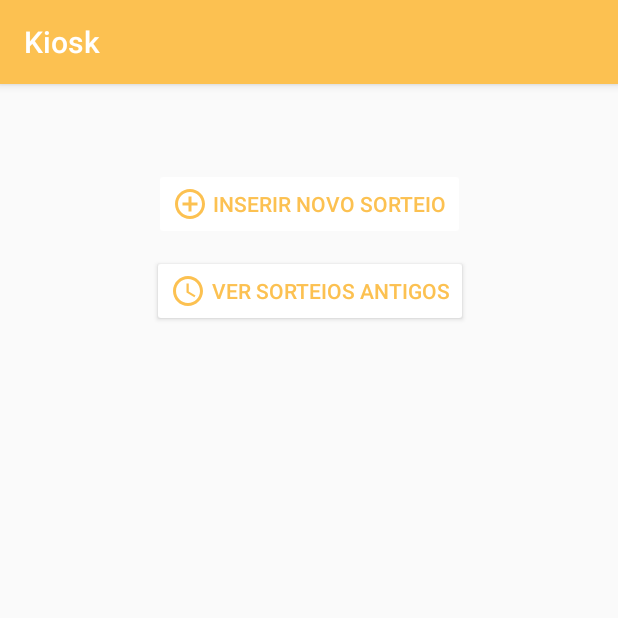
After one commit to GoncaloFerreira00/Raffle, an Android app: the Reserved screen opened directly, with no data from a screen before it, on a phone screen of 412 x 824 dp, the top half of it. The commit adds this screen. Run offline under Robolectric (Android 15) with nearby library versions, the phone set to English and light mode, and no system bars; our stand-ins replace Firebase (no records; nobody signed in at launch, a user with empty details on screens opened directly); libraries missing offline, so code that uses them is left out: com.example.tostas.

Commit message:
commit
oldraffles

```diff
--- /dev/null
+++ b/app/src/main/java/com/example/company/Reserved.java
@@ -0,0 +1,208 @@
+package com.example.company;
+
+import androidx.annotation.NonNull;
+import androidx.appcompat.app.AppCompatActivity;
+
+import android.app.Activity;
+import android.app.AlertDialog;
+import android.content.DialogInterface;
+import android.content.Intent;
+import android.os.AsyncTask;
+import android.os.Bundle;
+import android.text.InputType;
+import android.view.LayoutInflater;
+import android.view.MotionEvent;
+import android.view.View;
+import android.view.ViewGroup;
+import android.widget.AdapterView;
+import android.widget.ArrayAdapter;
+import android.widget.Button;
+import android.widget.EditText;
+import android.widget.ListView;
+import android.widget.ScrollView;
+import android.widget.Toast;
+
+import com.example.tostas.Tostas;
+import com.google.firebase.database.DataSnapshot;
+import com.google.firebase.database.DatabaseError;
+import com.google.firebase.database.DatabaseReference;
+import com.google.firebase.database.FirebaseDatabase;
+import com.google.firebase.database.ValueEventListener;
+
+import java.util.ArrayList;
+
+public class Reserved extends AppCompatActivity {
+
+    FirebaseDatabase mDataBase = FirebaseDatabase.getInstance();
+    private ListView lst_oldRaffles;
+    private Button btn_insert, btn_OldRaffles;
+    boolean lstVisible = true;
+
+    @Override
+    protected void onCreate(Bundle savedInstanceState) {
+        super.onCreate(savedInstanceState);
+        setContentView(R.layout.activity_reserved);
+
+        btn_insert = findViewById(R.id.btn_insertnewraffle_reserved);
+        lst_oldRaffles = findViewById(R.id.lst_oldRaffles);
+        btn_OldRaffles = findViewById(R.id.btn_oldRaffles);
+
+        btn_insert.setEnabled(false);
+    }
+
+    @Override
+    protected void onStart() {
+        super.onStart();
+//        btninsert.setEnabled(false);
+        final DatabaseReference getSoldNumbers = mDataBase.getReference("Sold Numbers");
+        getSoldNumbers.addValueEventListener(new ValueEventListener() {
+            ArrayList<Object> soldnumbers = new ArrayList<>();
+
+            @Override
+            public void onDataChange(@NonNull DataSnapshot snapshot) {
+
+                soldnumbers.clear();
+                for (DataSnapshot ds : snapshot.getChildren()
+                ) {
+                    soldnumbers.add(ds.getValue());
+                }
+
+                btn_insert.setOnClickListener(new View.OnClickListener() {
+                    @Override
+                    public void onClick(View v) {
+                        AlertDialog alertDialog = new AlertDialog.Builder(Reserved.this).create();
+                        final EditText input = new EditText(getApplicationContext());
+
+                        alertDialog.setTitle("Confirmar");
+                        alertDialog.setMessage("Digite 1234");
+                        input.setInputType(InputType.TYPE_CLASS_NUMBER | InputType.TYPE_CLASS_NUMBER);
+                        alertDialog.setView(input);
+                        alertDialog.setButton(AlertDialog.BUTTON_POSITIVE, "Confirmar",
+                                new DialogInterface.OnClickListener() {
+                                    public void onClick(DialogInterface dialog, int which) {
+                                        String auth = "1234";
+                                        if (input.getText().toString().equals(auth)) {
+                                            //Preparing views
+                                            LayoutInflater inflater = (LayoutInflater) getSystemService(LAYOUT_INFLATER_SERVICE);
+                                            View layout = inflater.inflate(R.layout.dialog_new_raffle, (ViewGroup) findViewById(R.id.custom_toast_layout));
+                                            final EditText ValueBlock = (EditText) layout.findViewById(R.id.valueofblock);
+                                            final EditText ValueRaffle = (EditText) layout.findViewById(R.id.valueofsingleraffle);
+
+                                            //Building dialog
+                                            AlertDialog.Builder builder = new AlertDialog.Builder(Reserved.this);
+                                            builder.setView(layout);
+                                            builder.setPositiveButton("Ok", new DialogInterface.OnClickListener() {
+                                                @Override
+                                                public void onClick(DialogInterface dialog, int which) {
+                                                    if (ValueBlock.getText().toString().matches("") || ValueRaffle.getText().toString().matches("")) {
+                                                        Tostas.error(Reserved.this, "Preencher todos os campos", Toast.LENGTH_SHORT);
+                                                    } else {
+                                                        //insert number on sold list
+                                                        final DatabaseReference myRef = mDataBase.getReference("Available Numbers");
+                                                        getSoldNumbers.setValue(null);
+                                                        myRef.setValue(null);
+
+                                                        //insert 0-99 numbers to create a new raffle
+                                                        for (int i = 0; i < 100; i++) {
+                                                            DatabaseReference myRefput = mDataBase.getReference("Available Numbers").push();
+                                                            myRefput.setValue(i);
+                                                        }
+                                                        //set null sold numbers value
+                                                        mDataBase.getReference("Sold Numbers Value").setValue(null);
+                                                        mDataBase.getReference("BlockValue").setValue(null);
+                                                        mDataBase.getReference("RaffleValue").setValue(null);
+
+                                                        //save value of block value and raffle value
+                                                        mDataBase.getReference("BlockValue").push().setValue(ValueBlock.getText().toString());
+                                                        mDataBase.getReference("RaffleValue").push().setValue(ValueRaffle.getText().toString());
+                                                        mDataBase.getReference("OldRaffles").push().setValue(soldnumbers);
+                                                        Tostas.success(Reserved.this, "Novo Sorteio Adicionado", Toast.LENGTH_LONG);
+
+                                                    }
+                                                }
+                                            });
+
+
+                                            builder.setNegativeButton("Cancelar", new DialogInterface.OnClickListener() {
+                                                @Override
+                                                public void onClick(DialogInterface dialog, int which) {
+                                                    dialog.dismiss();
+                                                }
+                                            });
+                                            AlertDialog dialog_ = builder.create();
+                                            dialog_.show();
+
+                                        } else {
+                                            Tostas.error(Reserved.this, "Errado", Toast.LENGTH_LONG);
+                                        }
+                                    }
+                                });
+                        alertDialog.show();
+
+                    }
+                });
+
+
+            }
+
+            @Override
+            public void onCancelled(@NonNull DatabaseError error) {
+
+            }
+        });
+
+        btn_OldRaffles.setOnClickListener(new View.OnClickListener() {
+            @Override
+            public void onClick(View v) {
+                if (!lstVisible) lstVisible = true;
+                else lstVisible = false;
+
+                if(lstVisible) lst_oldRaffles.setVisibility(View.VISIBLE);
+                else lst_oldRaffles.setVisibility(View.GONE);
+
+                mDataBase.getReference("OldRaffles").addValueEventListener(new ValueEventListener() {
+                    @Override
+                    public void onDataChange(@NonNull DataSnapshot snapshot) {
+                        ArrayList<Object> rafflesKey = new ArrayList<>();
+                        ArrayList<Object> rafflesvalue = new ArrayList<>();
+
+                        ArrayAdapter<Object> adapter = new ArrayAdapter<Object>(getApplicationContext(), R.layout.listview_items, rafflesKey);
+                        lst_oldRaffles.setAdapter(adapter);
+                        adapter.notifyDataSetChanged();
+
+                        for (DataSnapshot ds : snapshot.getChildren()) {
+                            rafflesKey.add(ds.getKey());
+                            rafflesvalue.add(ds.getValue());
+                        }
+
+                        lst_oldRaffles.setOnItemClickListener(new AdapterView.OnItemClickListener() {
+                            @Override
+                            public void onItemClick(AdapterView<?> parent, View view, int position, long id) {
+                                AlertDialog alertDialog = new AlertDialog.Builder(Reserved.this).create();
+                                final EditText input = new EditText(getApplicationContext());
+                                alertDialog.setTitle("Números Vendidos");
+                                alertDialog.setMessage(rafflesvalue.toString().replace(",", "\n\n").replace("[", "").replace("]]", "").replace(" ", ""));
+                                input.setInputType(InputType.TYPE_CLASS_TEXT | InputType.TYPE_TEXT_VARIATION_PASSWORD);
+                                alertDialog.setView(input);
+                                alertDialog.setButton(AlertDialog.BUTTON_POSITIVE, "Fechar",
+                                        new DialogInterface.OnClickListener() {
+                                            public void onClick(DialogInterface dialog, int which) {
+                                                dialog.dismiss();
+                                            }
+                                        });
+                                alertDialog.show();
+                            }
+                        });
+                    }
+
+                    @Override
+                    public void onCancelled(@NonNull DatabaseError error) {
+
+                    }
+                });
+            }
+        });
+
+    }
+
+}
--- a/app/src/main/java/com/example/company/SplashScreen.java
+++ b/app/src/main/java/com/example/company/SplashScreen.java
@@ -26,6 +26,7 @@ public class SplashScreen extends AppCompatActivity {
 
     MyBD bd = new MyBD(SplashScreen.this);
     Utils utils = new Utils();
+    FirebaseDatabase mDataBase = FirebaseDatabase.getInstance();
 
     public int id;
     public Boolean check = true;
@@ -43,7 +44,7 @@ public class SplashScreen extends AppCompatActivity {
         FirebaseApp.initializeApp(context);
         MyTask task = new MyTask();
         task.execute();
-        maincall();
+
 
         executor = ContextCompat.getMainExecutor(SplashScreen.this);
         biometricPrompt = new BiometricPrompt(SplashScreen.this, executor, new BiometricPrompt.AuthenticationCallback() {
@@ -56,6 +57,7 @@ public class SplashScreen extends AppCompatActivity {
             @Override
             public void onAuthenticationSucceeded(@NonNull BiometricPrompt.AuthenticationResult result) {
                 super.onAuthenticationSucceeded(result);
+                maincall();
             }
 
             @Override
--- /dev/null
+++ b/app/src/main/res/drawable/ic_baseline_access_time_24.xml
@@ -0,0 +1,6 @@
+<vector android:height="24dp" android:tint="#FCC151"
+    android:viewportHeight="24" android:viewportWidth="24"
+    android:width="24dp" xmlns:android="http://schemas.android.com/apk/res/android">
+    <path android:fillColor="@android:color/white" android:pathData="M11.99,2C6.47,2 2,6.48 2,12s4.47,10 9.99,10C17.52,22 22,17.52 22,12S17.52,2 11.99,2zM12,20c-4.42,0 -8,-3.58 -8,-8s3.58,-8 8,-8 8,3.58 8,8 -3.58,8 -8,8z"/>
+    <path android:fillColor="@android:color/white" android:pathData="M12.5,7H11v6l5.25,3.15 0.75,-1.23 -4.5,-2.67z"/>
+</vector>
--- /dev/null
+++ b/app/src/main/res/layout/activity_reserved.xml
@@ -0,0 +1,55 @@
+<?xml version="1.0" encoding="utf-8"?>
+<ScrollView xmlns:android="http://schemas.android.com/apk/res/android"
+    xmlns:app="http://schemas.android.com/apk/res-auto"
+    xmlns:tools="http://schemas.android.com/tools"
+    android:id="@+id/parent_scroll"
+    android:layout_width="match_parent"
+    android:layout_height="match_parent"
+    android:nestedScrollingEnabled="true"
+    tools:context=".MainActivity">
+
+    <androidx.constraintlayout.widget.ConstraintLayout
+        android:layout_width="match_parent"
+        android:layout_height="match_parent"
+        android:layout_margin="6dp"
+        tools:context=".Reserved">
+
+        <Button
+            android:id="@+id/btn_insertnewraffle_reserved"
+            android:layout_width="wrap_content"
+            android:layout_height="wrap_content"
+            android:layout_marginTop="50dp"
+            android:backgroundTintMode="screen"
+            android:drawableLeft="@drawable/ic_baseline_add_circle_outline_24"
+            android:text=" Inserir novo sorteio"
+            android:textColor="@color/colorOne"
+            app:layout_constraintEnd_toEndOf="parent"
+            app:layout_constraintStart_toStartOf="parent"
+            app:layout_constraintTop_toTopOf="parent" />
+
+        <Button
+            android:id="@+id/btn_oldRaffles"
+            android:layout_width="wrap_content"
+            android:layout_height="wrap_content"
+            android:layout_marginTop="10dp"
+            android:backgroundTintMode="screen"
+            android:drawableLeft="@drawable/ic_baseline_access_time_24"
+            android:text=" Ver sorteios antigos"
+            android:textColor="@color/colorOne"
+            app:layout_constraintEnd_toEndOf="@+id/btn_insertnewraffle_reserved"
+            app:layout_constraintStart_toStartOf="@+id/btn_insertnewraffle_reserved"
+            app:layout_constraintTop_toBottomOf="@+id/btn_insertnewraffle_reserved" />
+
+        <ListView
+            android:id="@+id/lst_oldRaffles"
+            android:layout_width="match_parent"
+            android:layout_height="match_parent"
+            android:layout_marginTop="200dp"
+            android:layout_marginBottom="100dp"
+            app:layout_constraintBottom_toBottomOf="parent"
+            app:layout_constraintTop_toBottomOf="@+id/btn_oldRaffles"
+            tools:layout_editor_absoluteX="78dp" />
+
+
+    </androidx.constraintlayout.widget.ConstraintLayout>
+</ScrollView>
--- a/app/src/main/res/values/themes.xml
+++ b/app/src/main/res/values/themes.xml
@@ -6,6 +6,5 @@
         <item name="colorPrimaryDark">@color/colorTwo</item>
         <item name="colorAccent">@color/colorThree</item>
     </style>
-
     <style name="AppThemeWithoutActionBar" parent="Theme.AppCompat.Light.NoActionBar"></style>
 </resources>
```
Also changed, not shown: app/src/main/AndroidManifest.xml (+8 -6 lines), app/src/main/java/com/example/company/Admins.java (+75 -76 lines), app/src/main/java/com/example/company/MainActivity.java (+20 -1 lines), app/src/main/java/com/example/company/MyBD.java (+20 -2 lines), app/src/main/java/com/example/company/Register.java (+64 -4 lines), app/src/main/res/layout/activity_admins.xml (+0 -14 lines), app/src/main/res/layout/activity_main.xml (+20 -7 lines), app/src/main/res/layout/activity_register.xml (+16 -7 lines).
